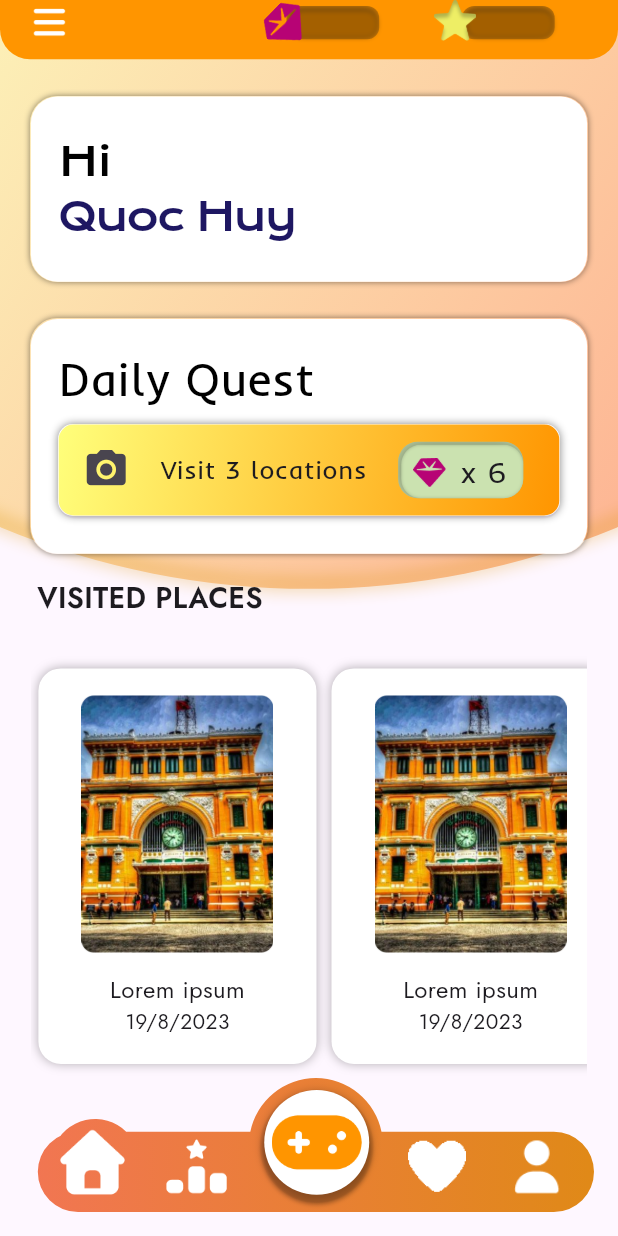
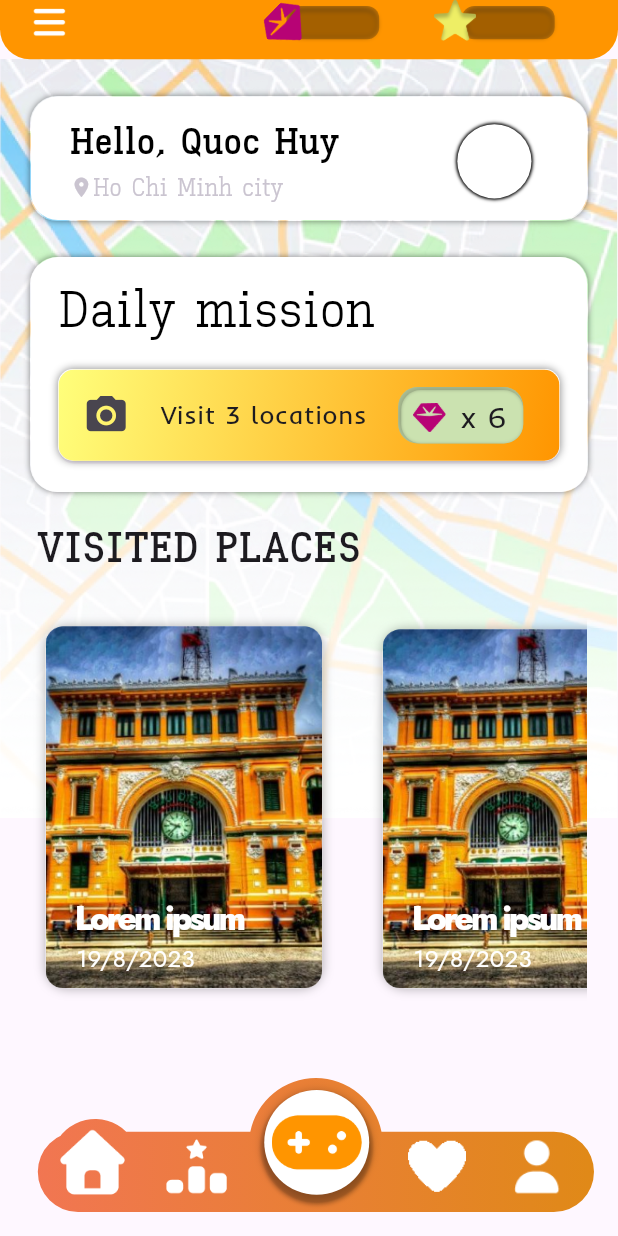
Before and after one commit to Wanderer2414/VietnamBeyondTheHorizon, a Flutter app: the HomeScreen screen opened directly, on a phone screen of 412 x 824 dp. Run offline on Flutter 3.47's test engine with Material 3 defaults, Android fonts, the light colour scheme and no system bars; our stand-ins replace flutter_compass, flutter_map, latlong2, location; missing offline and left inert: flutter_map_location_marker, flutter_polyline_points, polyline_codec.

Commit message:
feat: update home design

```diff
--- a/lib/presentation/screens/home_screen.dart
+++ b/lib/presentation/screens/home_screen.dart
@@ -1,10 +1,7 @@
-import 'package:vietnambeyondthehorizon/presentation/widgets/home/decoration.dart';
 import 'package:vietnambeyondthehorizon/presentation/widgets/home/daily_box.dart';
-import 'package:vietnambeyondthehorizon/presentation/widgets/home/gems_box.dart';
 import 'package:vietnambeyondthehorizon/presentation/widgets/home/home_app_bar.dart';
 import 'package:vietnambeyondthehorizon/presentation/widgets/home/home_down_bar.dart';
 import 'package:vietnambeyondthehorizon/presentation/widgets/home/side_box.dart';
-import 'package:vietnambeyondthehorizon/presentation/widgets/home/stars_box.dart';
 import 'package:vietnambeyondthehorizon/presentation/widgets/home/visited_places_box.dart';
 import 'package:vietnambeyondthehorizon/presentation/widgets/home/greeting_box.dart';
 import 'package:flutter/material.dart';
@@ -39,9 +36,13 @@ class HomeScreenState extends State<HomeScreen> {
       ),
       body: Stack(
         children: [
-          CustomPaint(
-            size: Size(screenSize.width, screenSize.height),
-            painter: HomeDecoration(),
+          Container(
+            decoration: BoxDecoration(
+              image: DecorationImage(
+                image: AssetImage("assets/background/blur_map.png"),
+                alignment: Alignment.topCenter,
+              ),
+            ),
           ),
 
           Column(
@@ -49,7 +50,7 @@ class HomeScreenState extends State<HomeScreen> {
               SizedBox(height: screenSize.height * 0.03),
               //Hi box
               GreetingBox(
-                size: Size(screenSize.width * 0.9, screenSize.height * 0.15),
+                size: Size(screenSize.width * 0.9, screenSize.height * 0.1),
                 userName: "Quoc Huy",
               ),
               SizedBox(height: screenSize.height * 0.03),
@@ -68,9 +69,9 @@ class HomeScreenState extends State<HomeScreen> {
                   Text(
                     "VISITED PLACES",
                     style: TextStyle(
-                      fontFamily: "Jost",
-                      fontSize: 19,
-                      fontWeight: FontWeight.w600,
+                      fontFamily: "Kay Pho Du",
+                      fontSize: 28,
+                      fontWeight: FontWeight.bold,
                     ),
                   ),
                   Spacer(),
@@ -79,7 +80,7 @@ class HomeScreenState extends State<HomeScreen> {
 
               //Scroll view of visited place
               VisitedPlaceBox(
-                size: Size(screenSize.width * 0.9, screenSize.height * 0.4),
+                size: Size(screenSize.width * 0.9, screenSize.height * 0.36),
               ),
             ],
           ),
--- /dev/null
+++ b/lib/presentation/widgets/home/avatar_circle_bound.dart
@@ -0,0 +1,21 @@
+import 'package:flutter/material.dart';
+
+class AvaterCircle extends StatelessWidget {
+  final double radius;
+  const AvaterCircle({super.key, required this.radius});
+
+  @override
+  Widget build(BuildContext context) {
+    return Container(
+      width: radius,
+      height: radius,
+      decoration: BoxDecoration(
+        shape: BoxShape.circle,
+        color: Colors.white,
+        boxShadow: [
+          BoxShadow(blurRadius: 1, color: Colors.black, spreadRadius: 1),
+        ],
+      ),
+    );
+  }
+}
--- a/lib/presentation/widgets/home/daily_box.dart
+++ b/lib/presentation/widgets/home/daily_box.dart
@@ -29,23 +29,23 @@ class DailyBox extends StatelessWidget {
         mainAxisAlignment: MainAxisAlignment.start,
         children: [
           Container(
-            padding: EdgeInsets.only(top: size.height * 0.1),
+            padding: EdgeInsets.only(top: size.height * 0.05),
             width: size.width * 0.9,
             height: size.height * 0.4,
             alignment: Alignment.centerLeft,
             child: FittedBox(
               fit: BoxFit.scaleDown,
               child: const Text(
-                "Daily Quest",
+                "Daily mission",
                 style: TextStyle(
                   color: Colors.black,
-                  fontFamily: "Inder",
-                  fontSize: 31,
+                  fontFamily: "Kay Pho Du",
+                  fontSize: 34,
                 ),
               ),
             ),
           ),
-          SizedBox(height: size.height * 0.05),
+          SizedBox(height: size.height * 0.08),
           Center(
             child: home_widgets.RequestTask(
               size: Size(size.width * 0.9, size.height * 0.4),
--- a/lib/presentation/widgets/home/greeting_box.dart
+++ b/lib/presentation/widgets/home/greeting_box.dart
@@ -1,4 +1,5 @@
 import 'package:flutter/material.dart';
+import 'package:vietnambeyondthehorizon/presentation/widgets/home/avatar_circle_bound.dart';
 
 class GreetingBox extends StatelessWidget {
   final Size size;
@@ -10,7 +11,11 @@ class GreetingBox extends StatelessWidget {
       width: size.width,
       height: size.height,
       margin: EdgeInsets.zero,
-      padding: EdgeInsets.only(left: size.width * 0.05),
+      padding: EdgeInsets.only(
+        left: size.width * 0.05,
+        top: size.height * 0.15,
+        bottom: size.height * 0.1,
+      ),
       decoration: BoxDecoration(
         color: Colors.white,
         shape: BoxShape.rectangle,
@@ -26,35 +31,68 @@ class GreetingBox extends StatelessWidget {
         ],
       ),
       alignment: Alignment.centerLeft,
+      child: Row(
+        children: [
+          Container(
+            padding: EdgeInsets.only(left: size.width * 0.02),
             child: FittedBox(
               fit: BoxFit.scaleDown,
-        child: Column(
+              child: _TextGreeting(size: size, userName: userName),
+            ),
+          ),
+          Spacer(),
+          Container(
+            alignment: Alignment.centerRight,
+            padding: EdgeInsets.only(right: size.width * 0.1),
+            child: FittedBox(
+              fit: BoxFit.scaleDown,
+              child: AvaterCircle(radius: size.height * 0.6),
+            ),
+          ),
+        ],
+      ),
+    );
+  }
+}
+
+class _TextGreeting extends StatelessWidget {
+  final Size size;
+  final String userName;
+  const _TextGreeting({required this.size, required this.userName});
+
+  @override
+  Widget build(BuildContext context) {
+    return Column(
       crossAxisAlignment: CrossAxisAlignment.start,
-          mainAxisAlignment: MainAxisAlignment.center,
+      mainAxisAlignment: MainAxisAlignment.start,
       children: [
-            const Text(
-              "Hi",
+        Text(
+          "Hello, $userName",
           style: TextStyle(
             color: Colors.black,
-                fontFamily: "KronaOne",
-                fontSize: 26,
+            fontFamily: "Kay Pho Du",
+            fontWeight: FontWeight.bold,
+            fontSize: 38,
           ),
         ),
-
+        SizedBox(
+          width: size.width,
+          height: size.height * 0.5,
+          child: Row(
+            children: [
+              Icon(Icons.location_on, color: Color(0xFFCAC4D0)),
               Text(
-              userName,
-              maxLines: 1,
-              softWrap: false,
+                "Ho Chi Minh city",
                 style: const TextStyle(
-                color: Color(0xFF1E1762),
-                fontFamily: "KronaOne",
-                fontSize: 26,
-                letterSpacing: -1,
+                  color: Color(0xFFCAC4D0),
+                  fontFamily: "Kay Pho Du",
+                  fontSize: 25,
                 ),
               ),
             ],
           ),
         ),
+      ],
     );
   }
 }
--- a/lib/presentation/widgets/home/scenic_panel.dart
+++ b/lib/presentation/widgets/home/scenic_panel.dart
@@ -3,46 +3,77 @@ import 'package:vietnambeyondthehorizon/data/packages/reccommend_scenic.dart';
 
 class ScenicPanel extends StatelessWidget {
   final Size size;
+  final double scale;
   final Reccommendscenic package;
-  const ScenicPanel({super.key, required this.size, required this.package});
+  const ScenicPanel({
+    super.key,
+    required this.size,
+    required this.package,
+    this.scale = 1,
+  });
 
   @override
   Widget build(BuildContext context) {
     return Container(
       width: size.width,
       height: size.height,
+      alignment: Alignment.bottomCenter,
+      child: Container(
+        width: size.width * scale,
+        height: size.height * scale,
+
         decoration: BoxDecoration(
           color: Colors.white,
           borderRadius: BorderRadius.circular(15),
           boxShadow: const [BoxShadow(blurRadius: 5, color: Color(0x4B000000))],
         ),
-      child: Column(
-        mainAxisAlignment: MainAxisAlignment.center,
+        child: Stack(
           children: [
             Container(
-            width: size.width * 0.88,
-            height: size.height * 0.65,
               decoration: BoxDecoration(
-              image: DecorationImage(image: package.image),
+                image: DecorationImage(image: package.image, fit: BoxFit.fill),
                 borderRadius: BorderRadius.circular(10),
               ),
             ),
-          SizedBox(height: size.height * 0.05),
-          FittedBox(
+            Container(
+              width: size.width,
+              height: size.height,
+              alignment: Alignment.bottomLeft,
+              padding: EdgeInsets.only(
+                left: size.width * 0.1,
+                bottom: size.height * 0.03,
+              ),
+              child: FittedBox(
+                fit: BoxFit.scaleDown,
                 child: Column(
+                  mainAxisAlignment: MainAxisAlignment.start,
+                  crossAxisAlignment: CrossAxisAlignment.start,
                   children: [
                     Text(
                       package.name,
-                  style: const TextStyle(fontFamily: "Jost", fontSize: 16),
+                      style: const TextStyle(
+                        fontFamily: "Jost",
+                        fontSize: 22,
+                        fontWeight: FontWeight.w800,
+                        letterSpacing: -2,
+                        color: Colors.white,
+                      ),
                     ),
                     Text(
                       "${package.establishedTime.day}/${package.establishedTime.month}/${package.establishedTime.year}",
-                  style: const TextStyle(fontFamily: "Jost", fontSize: 14),
+                      style: const TextStyle(
+                        fontFamily: "Jost",
+                        fontWeight: FontWeight.normal,
+                        fontSize: 16,
+                        color: Colors.white,
+                      ),
                     ),
                   ],
                 ),
               ),
+            ),
           ],
+        ),
       ),
     );
   }
--- a/lib/presentation/widgets/home/visited_places_box.dart
+++ b/lib/presentation/widgets/home/visited_places_box.dart
@@ -4,16 +4,24 @@ import 'package:vietnambeyondthehorizon/data/packages/reccommend_scenic.dart';
 import 'package:vietnambeyondthehorizon/presentation/widgets/home/scenic_panel.dart'
     as home_widgets;
 
-class VisitedPlaceBox extends StatelessWidget {
+class VisitedPlaceBox extends StatefulWidget {
   final Size size;
-  const VisitedPlaceBox({super.key, required this.size});
+  final double miniWidth;
+  VisitedPlaceBox({super.key, required this.size})
+    : miniWidth = size.width * 0.55;
 
+  @override
+  State<VisitedPlaceBox> createState() => _VisitedPlaceBoxState();
+}
+
+class _VisitedPlaceBoxState extends State<VisitedPlaceBox> {
+  double targetIndex = 0;
   @override
   Widget build(BuildContext context) {
     ScrollController scrollbar = ScrollController();
     return Container(
-      width: size.width,
-      height: size.height,
+      width: widget.size.width,
+      height: widget.size.height,
       alignment: Alignment.topCenter,
       child: Scrollbar(
         controller: scrollbar,
@@ -21,13 +29,16 @@ class VisitedPlaceBox extends StatelessWidget {
           controller: scrollbar,
           scrollDirection: Axis.horizontal,
           child: Container(
-            height: size.height,
-            padding: EdgeInsets.all(5),
+            height: widget.size.height,
+            padding: EdgeInsets.only(bottom: widget.size.height * 0.05),
             child: Row(
-              spacing: 10,
+              spacing: 20,
               children: List.generate(10, (index) {
+                double scale = 1 - (index - targetIndex).abs() / 5;
+                if (scale < 0) scale = 0;
                 return home_widgets.ScenicPanel(
-                  size: Size(size.width * 0.5, size.height * 0.8),
+                  size: Size(widget.miniWidth, widget.size.height * 0.9),
+                  scale: scale,
                   package: Reccommendscenic(
                     image: const AssetImage(
                       "assets/temporary/lorem-ipsum-small-background.png",
@@ -40,6 +51,14 @@ class VisitedPlaceBox extends StatelessWidget {
             ),
           ),
         ),
+        notificationPredicate: (notification) {
+          setState(() {
+            targetIndex =
+                (notification.metrics.pixels + 15) / (widget.miniWidth + 20);
+            targetIndex += (widget.size.width) / (widget.miniWidth + 20) / 4;
+          });
+          return (notification.depth == 0);
+        },
       ),
     );
   }
```
Also changed, not shown: pubspec.yaml (+12 -0 lines), assets/background/blur_map.png (added), assets/fonts/KayPhoDu/KayPhoDu-Bold.ttf (added), assets/fonts/KayPhoDu/KayPhoDu-Medium.ttf (added), assets/fonts/KayPhoDu/KayPhoDu-Regular.ttf (added), assets/fonts/KayPhoDu/KayPhoDu-SemiBold.ttf (added). Lines whose indentation alone changed are shown as unchanged.
